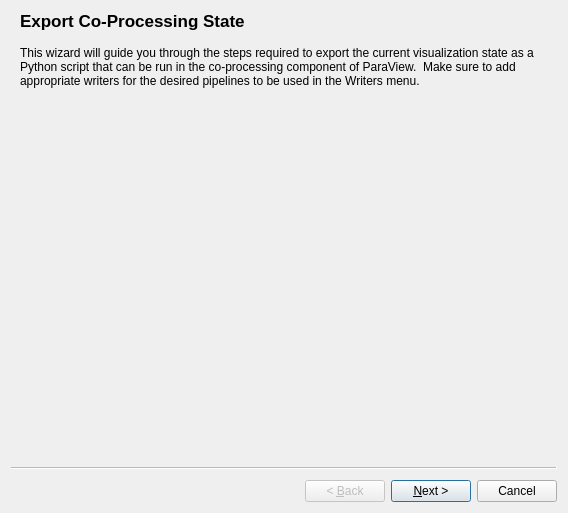
Above: Qt/Components/Resources/UI/pqExportStateWizard.ui from Kitware/ParaView before the change. Below: the same form after it.
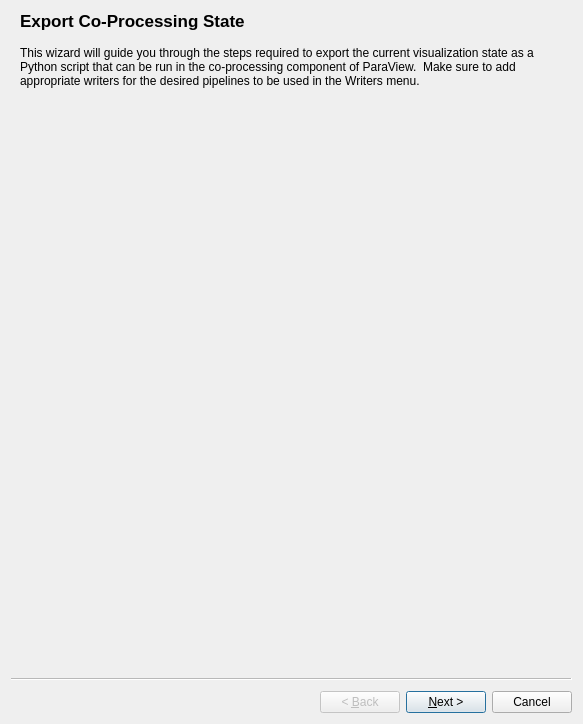
That is the form after the change. Custom widgets are drawn as their Qt base class.

```diff
--- a/Qt/Components/Resources/UI/pqExportStateWizard.ui
+++ b/Qt/Components/Resources/UI/pqExportStateWizard.ui
@@ -6,8 +6,8 @@
    <rect>
     <x>0</x>
     <y>0</y>
-    <width>568</width>
-    <height>513</height>
+    <width>583</width>
+    <height>724</height>
    </rect>
   </property>
   <property name="minimumSize">
```
Left out of the diff: 200 changed lines with no effect on the pictures.
